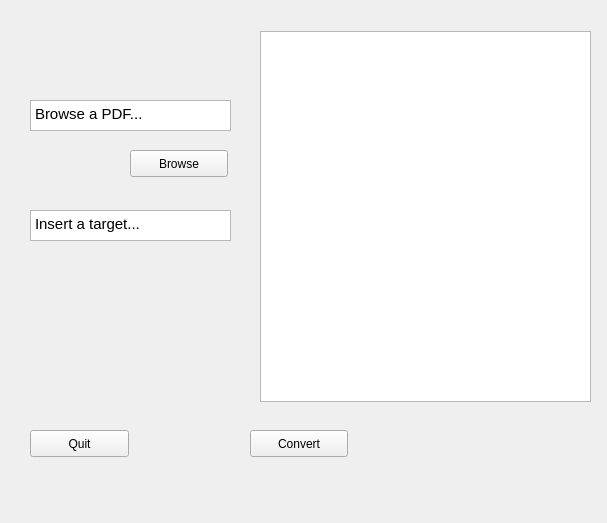
Above: Code/fileopener.ui from acobus/PDF2TeX before the change. Below: the same form after it.
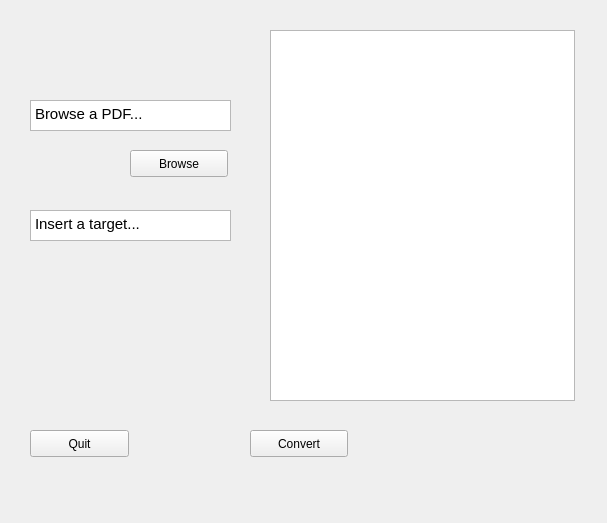
That is the form after the change.

Commit message: Gui anzeige ist schön

```diff
--- a/Code/fileopener.ui
+++ b/Code/fileopener.ui
@@ -89,9 +89,9 @@
   <widget class="QGraphicsView" name="graphicsView">
    <property name="geometry">
     <rect>
-     <x>260</x>
-     <y>31</y>
-     <width>331</width>
+     <x>270</x>
+     <y>30</y>
+     <width>305</width>
      <height>371</height>
     </rect>
    </property>
```
The commit also changes 4 other files.
